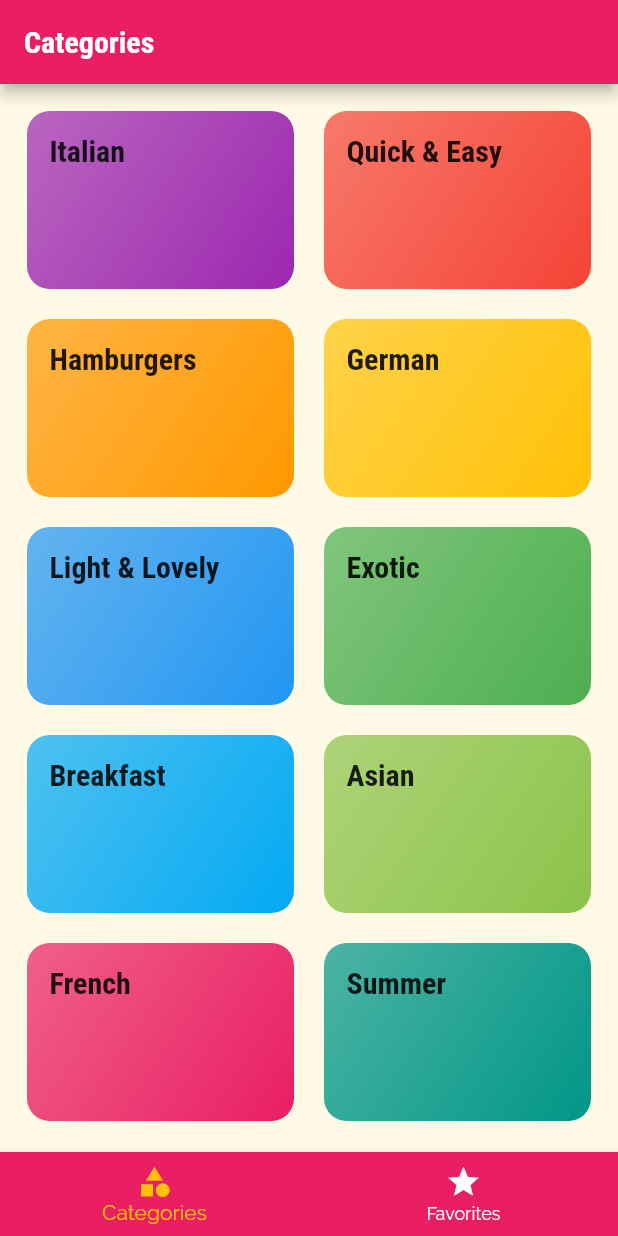
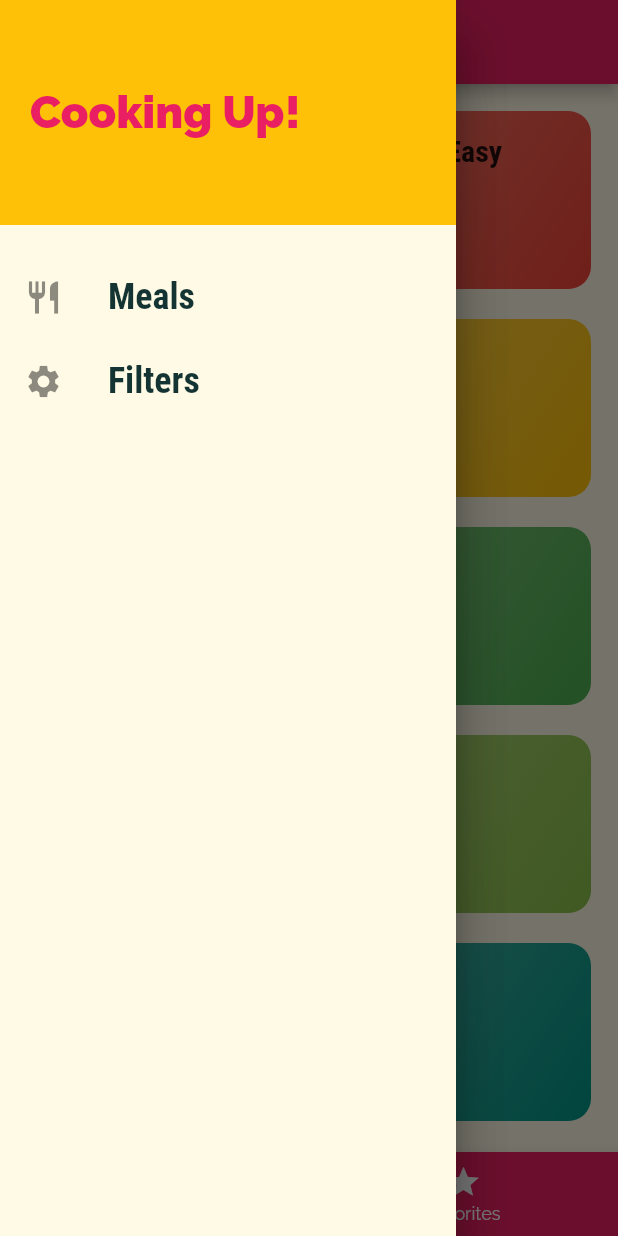
Before and after one commit to elchinabraham/meal_app, a Flutter app: the screen it shows after launch, with the side drawer open (before the commit the screen has no drawer), on a phone screen of 412 x 824 dp. Run offline on Flutter 3.47's test engine with Material 2 defaults, Android fonts, the phone set to English and light mode, and no system bars.

Commit message:
2022.03.12

```diff
--- a/lib/main.dart
+++ b/lib/main.dart
@@ -1,6 +1,7 @@
 import 'package:flutter/material.dart';
 import 'package:meal_app/screens/categories_screen.dart';
 import 'package:meal_app/screens/category_meals_screen.dart';
+import 'package:meal_app/screens/filters_screen.dart';
 import 'package:meal_app/screens/meal_detail_screen.dart';
 import 'package:meal_app/screens/tabs_screen.dart';
 
@@ -40,6 +41,7 @@ class MyApp extends StatelessWidget {
         '/': (ctx) => const TabsScreen(),
         CategoryMealsScreen.routeName: (ctx) => CategoryMealsScreen(),
         MealDetailScreen.routeName: (ctx) => MealDetailScreen(),
+        FiltersScreen.routeName: (ctx) => FiltersScreen(),
       },
       onGenerateRoute: (settings) {
         print(settings.arguments);
--- a/lib/screens/tabs_screen.dart
+++ b/lib/screens/tabs_screen.dart
@@ -3,6 +3,7 @@
 import 'package:flutter/material.dart';
 import 'package:meal_app/screens/categories_screen.dart';
 import 'package:meal_app/screens/favorites_screen.dart';
+import 'package:meal_app/widgets/main_drawer.dart';
 
 class TabsScreen extends StatefulWidget {
   const TabsScreen({Key? key}) : super(key: key);
@@ -37,6 +38,9 @@ class _TabsScreenState extends State<TabsScreen> {
       appBar: AppBar(
         title: Text(appTitle),
       ),
+      drawer: Drawer(
+        child: MainDrawer(),
+      ),
       body: _pages[_selectedPageIndex],
       bottomNavigationBar: BottomNavigationBar(
         onTap: _selectPage,
--- /dev/null
+++ b/lib/widgets/main_drawer.dart
@@ -0,0 +1,67 @@
+import 'package:flutter/material.dart';
+import 'package:meal_app/screens/filters_screen.dart';
+
+class MainDrawer extends StatelessWidget {
+  const MainDrawer({Key? key}) : super(key: key);
+
+  Widget buildListTile(String text, IconData icon, VoidCallback tabHandler) {
+    return ListTile(
+      leading: Icon(
+        icon,
+        size: 26,
+      ),
+      title: Text(
+        text,
+        style: const TextStyle(
+          fontFamily: 'RobotoCondensed',
+          fontSize: 24,
+          fontWeight: FontWeight.bold,
+        ),
+      ),
+      onTap: tabHandler,
+    );
+  }
+
+  @override
+  Widget build(BuildContext context) {
+    return Drawer(
+      child: Column(
+        children: <Widget>[
+          Container(
+            height: 150,
+            width: double.infinity,
+            padding: const EdgeInsets.all(20),
+            alignment: Alignment.centerLeft,
+            color: Theme.of(context).accentColor,
+            child: Text(
+              'Cooking Up!',
+              style: TextStyle(
+                fontWeight: FontWeight.w900,
+                fontSize: 30,
+                color: Theme.of(context).primaryColor,
+              ),
+            ),
+          ),
+          const SizedBox(height: 20),
+          buildListTile(
+            'Meals',
+            Icons.restaurant,
+            () {
+              Navigator.of(context).pushReplacementNamed('/');
+            },
+          ),
+          buildListTile(
+            'Filters',
+            Icons.settings,
+            () {
+              // pushReplacementNamed clear all screen before in stack memory
+              // pushNamed maintains all screen before in stack memory
+              Navigator.of(context)
+                  .pushReplacementNamed(FiltersScreen.routeName);
+            },
+          ),
+        ],
+      ),
+    );
+  }
+}
```
Also changed, not shown: lib/screens/category_meals_screen.dart (+43 -20 lines), lib/screens/filters_screen.dart (added, +83 -0 lines), lib/screens/meal_detail_screen.dart (+10 -0 lines), lib/widgets/meal_item.dart (+7 -1 lines).
